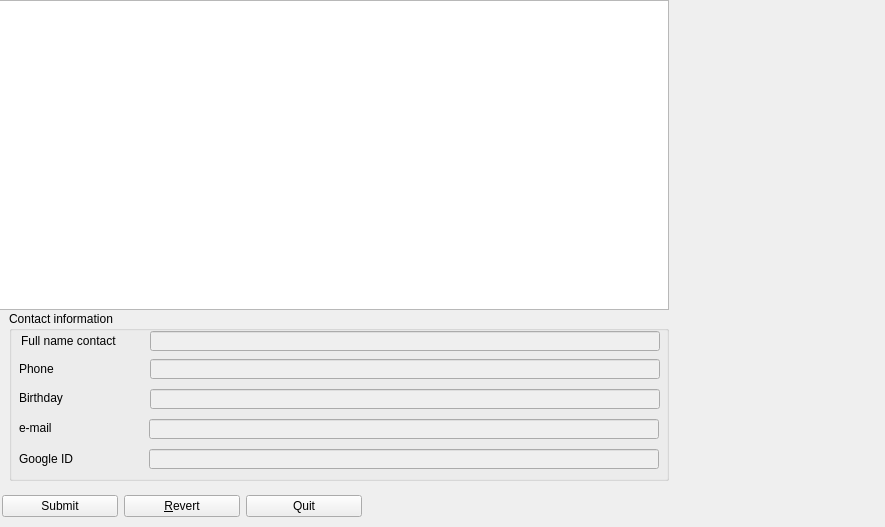
Qt form ui/editdb.ui (alexandr-kriptonov/contacts) before a commit.
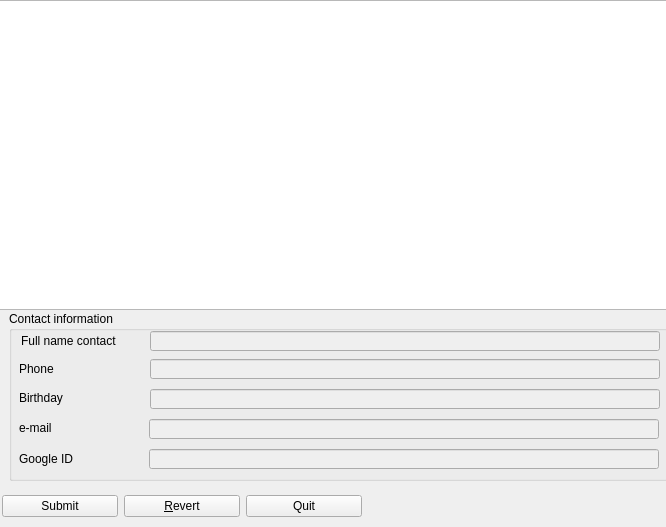
The same form after that commit.

Commit message: add search from main form

```diff
--- a/ui/editdb.ui
+++ b/ui/editdb.ui
@@ -6,7 +6,7 @@
    <rect>
     <x>0</x>
     <y>0</y>
-    <width>885</width>
+    <width>666</width>
     <height>527</height>
    </rect>
   </property>
```
The commit also changes 4 other files.
